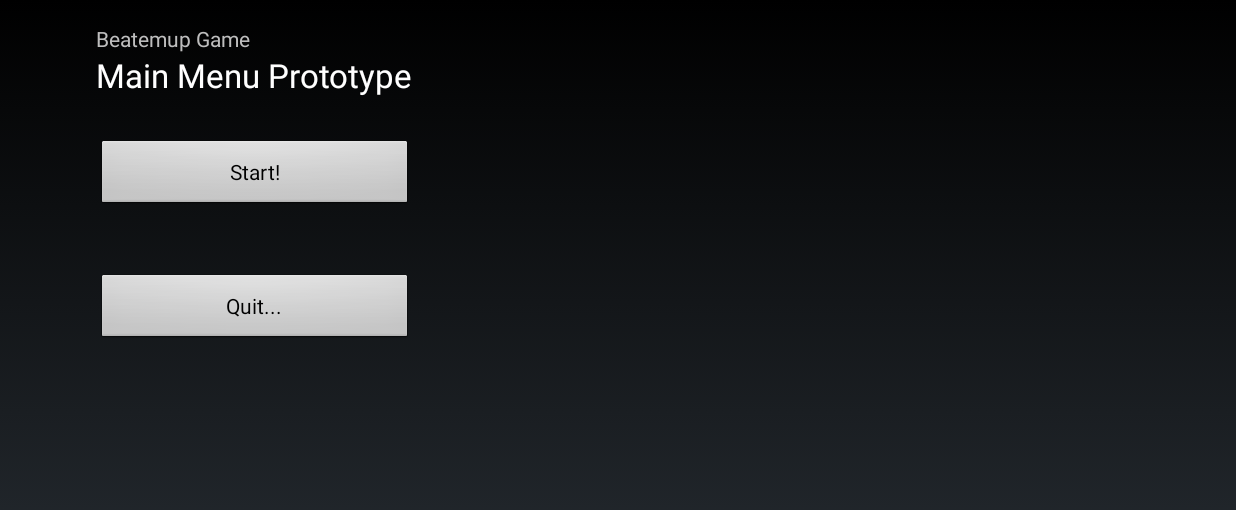
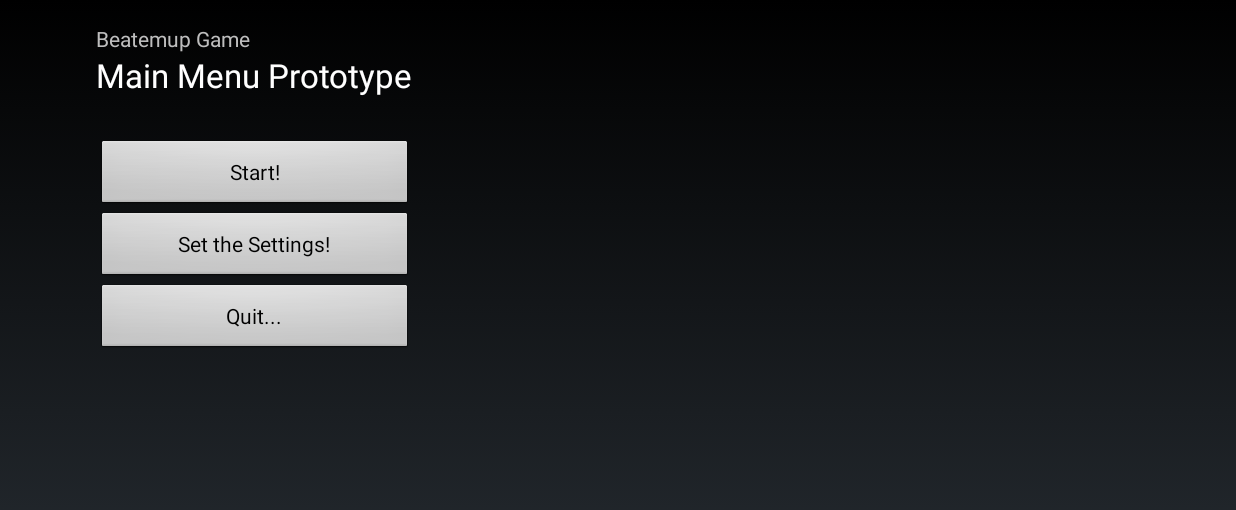
Before and after one commit to mauricioco/beatemup_game, an Android app: the screen it shows after launch (MainActivity), on a phone screen of 824 x 412 dp (held sideways). Shown: the top 510 px of the screen. Run offline under Robolectric (Android 15) with nearby library versions, the phone set to English and light mode, and no system bars.

```diff
--- a/app/src/main/java/com/learn/flavio_mauricio/beatemupgame/GameActivity.java
+++ b/app/src/main/java/com/learn/flavio_mauricio/beatemupgame/activity/GameActivity.java
@@ -1,9 +1,11 @@
-package com.learn.flavio_mauricio.beatemupgame;
+package com.learn.flavio_mauricio.beatemupgame.activity;
 
 import android.app.ActionBar;
 import android.app.Activity;
 import android.os.Bundle;
 import android.view.MenuItem;
+
+import com.learn.flavio_mauricio.beatemupgame.R;
 
 /**
  * This is the main activity - the first activity to be executed
--- a/app/src/main/java/com/learn/flavio_mauricio/beatemupgame/MainActivity.java
+++ b/app/src/main/java/com/learn/flavio_mauricio/beatemupgame/activity/MainActivity.java
@@ -1,12 +1,12 @@
-package com.learn.flavio_mauricio.beatemupgame;
+package com.learn.flavio_mauricio.beatemupgame.activity;
 
 import android.app.Activity;
 import android.content.Intent;
 import android.os.Bundle;
-import android.view.Menu;
-import android.view.MenuItem;
 import android.view.View;
 import android.widget.Button;
+
+import com.learn.flavio_mauricio.beatemupgame.R;
 
 
 public class MainActivity extends Activity {
@@ -16,17 +16,24 @@ public class MainActivity extends Activity {
         super.onCreate(savedInstanceState);
         setContentView(R.layout.activity_main);
 
-        final Button button = (Button) findViewById(R.id.button_start);
-        button.setOnClickListener(new View.OnClickListener() {
+        final Button buttonStart = (Button) findViewById(R.id.button_start);
+        buttonStart.setOnClickListener(new View.OnClickListener() {
             public void onClick(View v) {
                 Intent intent = new Intent(v.getContext(), GameActivity.class);
-                System.out.println(intent);
                 MainActivity.this.startActivity(intent);
             }
         });
 
-        final Button button2 = (Button) findViewById(R.id.button_quit);
-        button2.setOnClickListener(new View.OnClickListener() {
+        final Button buttonSettings = (Button) findViewById(R.id.button_settings);
+        buttonSettings.setOnClickListener(new View.OnClickListener() {
+            public void onClick(View v) {
+                //Intent intent = new Intent(v.getContext(), SettingsActivity.class);
+                //MainActivity.this.startActivity(intent);
+            }
+        });
+
+        final Button buttonQuit = (Button) findViewById(R.id.button_quit);
+        buttonQuit.setOnClickListener(new View.OnClickListener() {
             public void onClick(View v) {
                 finish();
                 System.exit(0);
@@ -34,14 +41,15 @@ public class MainActivity extends Activity {
         });
     }
 
-
+    /*
     @Override
     public boolean onCreateOptionsMenu(Menu menu) {
         // Inflate the menu; this adds items to the action bar if it is present.
         getMenuInflater().inflate(R.menu.main, menu);
         return true;
-    }
+    }*/
 
+    /*
     @Override
     public boolean onOptionsItemSelected(MenuItem item) {
         // Handle action bar item clicks here. The action bar will
@@ -52,6 +60,6 @@ public class MainActivity extends Activity {
             return true;
         }
         return super.onOptionsItemSelected(item);
-    }
+    }*/
 
 }
--- a/app/src/main/java/com/learn/flavio_mauricio/beatemupgame/DPad.java
+++ b/app/src/main/java/com/learn/flavio_mauricio/beatemupgame/game/DPad.java
@@ -1,4 +1,4 @@
-package com.learn.flavio_mauricio.beatemupgame;
+package com.learn.flavio_mauricio.beatemupgame.game;
 
 import android.graphics.Bitmap;
 import android.graphics.Canvas;
--- a/app/src/main/java/com/learn/flavio_mauricio/beatemupgame/GameThread.java
+++ b/app/src/main/java/com/learn/flavio_mauricio/beatemupgame/game/GameThread.java
@@ -1,4 +1,4 @@
-package com.learn.flavio_mauricio.beatemupgame;
+package com.learn.flavio_mauricio.beatemupgame.game;
 
 import android.graphics.Canvas;
 
--- a/app/src/main/java/com/learn/flavio_mauricio/beatemupgame/logic/Actor.java
+++ b/app/src/main/java/com/learn/flavio_mauricio/beatemupgame/logic/Actor.java
@@ -30,6 +30,10 @@ public class Actor extends GameObject {
         return dy;
     }
 
+    public int getSpeed() {
+        return speed;
+    }
+
     public float getWidth() {
         return width;
     }
--- a/app/src/main/res/layout/activity_game.xml
+++ b/app/src/main/res/layout/activity_game.xml
@@ -4,7 +4,7 @@
     android:layout_height="fill_parent"
     xmlns:android="http://schemas.android.com/apk/res/android">
 
-    <com.learn.flavio_mauricio.beatemupgame.GameView
+    <com.learn.flavio_mauricio.beatemupgame.game.GameView
         android:layout_width="fill_parent"
         android:layout_height="fill_parent"/>
 
--- a/app/src/main/res/layout/activity_main.xml
+++ b/app/src/main/res/layout/activity_main.xml
@@ -6,7 +6,7 @@
     android:paddingRight="@dimen/activity_horizontal_margin"
     android:paddingTop="@dimen/activity_vertical_margin"
     android:paddingBottom="@dimen/activity_vertical_margin"
-    tools:context="com.learn.flavio_mauricio.beatemupgame.MainActivity">
+    tools:context="com.learn.flavio_mauricio.beatemupgame.activity.MainActivity">
 
     <TextView
         android:text="@string/app_name"
@@ -41,10 +41,21 @@
         android:layout_height="wrap_content"
         android:text="Quit..."
         android:id="@+id/button_quit"
-        android:layout_centerVertical="true"
+        android:layout_below="@+id/button_settings"
         android:layout_alignParentLeft="true"
         android:layout_alignParentStart="true"
         android:layout_alignRight="@+id/button_start"
-        android:layout_alignEnd="@+id/button_start" />
+        android:layout_alignEnd="@+id/button_start"/>
+
+    <Button
+        android:layout_width="wrap_content"
+        android:layout_height="wrap_content"
+        android:text="Set the Settings!"
+        android:id="@+id/button_settings"
+        android:layout_below="@+id/button_start"
+        android:layout_alignParentLeft="true"
+        android:layout_alignParentStart="true"
+        android:layout_alignRight="@+id/button_start"
+        android:layout_alignEnd="@+id/button_start"/>
 
 </RelativeLayout>
--- a/app/src/main/res/menu/main.xml
+++ b/app/src/main/res/menu/main.xml
@@ -1,7 +1,7 @@
 <menu xmlns:android="http://schemas.android.com/apk/res/android"
     xmlns:app="http://schemas.android.com/apk/res-auto"
     xmlns:tools="http://schemas.android.com/tools"
-    tools:context="com.learn.flavio_mauricio.beatemupgame.MainActivity" >
+    tools:context="com.learn.flavio_mauricio.beatemupgame.activity.MainActivity" >
     <item android:id="@+id/action_settings"
         android:title="@string/action_settings"
         android:orderInCategory="100"
```
Also changed, not shown: app/src/main/AndroidManifest.xml (+8 -7 lines), app/src/main/java/com/learn/flavio_mauricio/beatemupgame/game/Camera.java (renamed from app/src/main/java/com/learn/flavio_mauricio/beatemupgame/Camera.java, +18 -5 lines), app/src/main/java/com/learn/flavio_mauricio/beatemupgame/game/GameView.java (renamed from app/src/main/java/com/learn/flavio_mauricio/beatemupgame/GameView.java, +30 -2 lines), app/src/main/java/com/learn/flavio_mauricio/beatemupgame/logic/GameMap.java (+35 -0 lines), app/src/main/java/com/learn/flavio_mauricio/beatemupgame/logic/LogicManager.java (+4 -4 lines).
